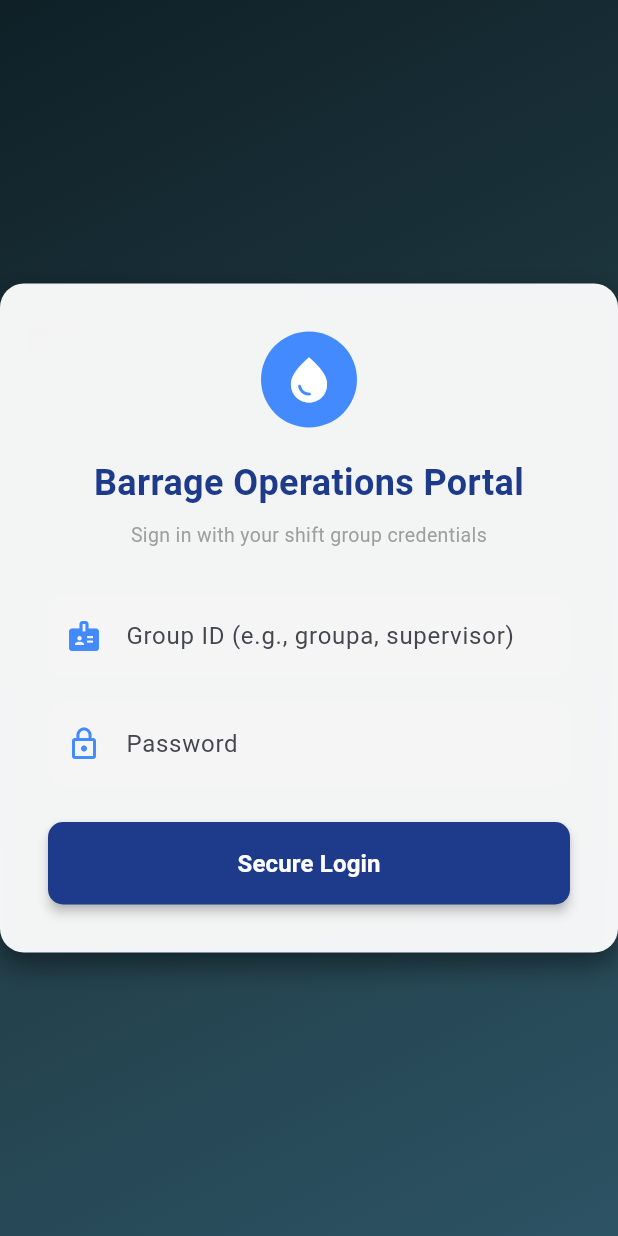
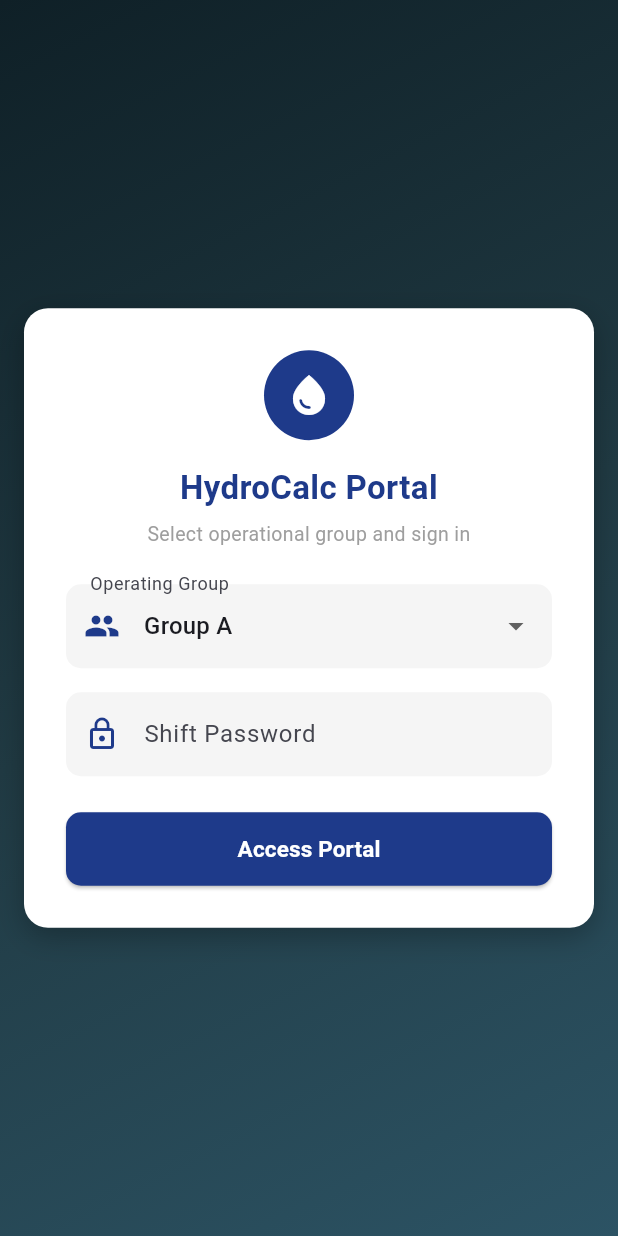
Before and after one commit to suraj9634/hydrocalc-web, a Flutter app: the screen it shows after launch, on a phone screen of 412 x 824 dp. Run offline on Flutter 3.47's test engine with Material 3 defaults, Android fonts, the phone set to English and light mode, and no system bars; our stand-ins replace cloud_firestore, firebase_auth, firebase_core, fl_chart, shared_preferences; missing offline and left inert: dart:html; accounts and stored records are empty.

Commit message:
Implement Firebase Auth in login screen

```diff
--- a/lib/screens/login_screen.dart
+++ b/lib/screens/login_screen.dart
@@ -1,5 +1,6 @@
 import 'package:flutter/material.dart';
-import 'home_screen.dart'; // Make sure this points to your home page file
+import 'package:firebase_auth/firebase_auth.dart';
+import 'home_screen.dart';
 
 class LoginScreen extends StatefulWidget {
   const LoginScreen({super.key});
@@ -9,64 +10,74 @@ class LoginScreen extends StatefulWidget {
 }
 
 class _LoginScreenState extends State<LoginScreen> {
-  final _idController = TextEditingController();
   final _passController = TextEditingController();
+  final FirebaseAuth _auth = FirebaseAuth.instance;
 
+  String _selectedGroup = 'Group A';
   bool _isLoading = false;
   String _errorMessage = '';
 
-  final Map<String, String> _shiftCredentials = {
-    "supervisor": "admin123",
-    "groupa": "a123",
-    "groupb": "b123",
-    "groupc": "c123",
-    "groupd": "d123",
+  // Maps clean UI labels to internal Firebase Auth user emails
+  final Map<String, String> _groupEmails = {
+    'Supervisor': 'supervisor@hydrocalc.local',
+    'Group A': 'groupa@hydrocalc.local',
+    'Group B': 'groupb@hydrocalc.local',
+    'Group C': 'groupc@hydrocalc.local',
+    'Group D': 'groupd@hydrocalc.local',
   };
 
-  void _handleLogin() {
+  @override
+  void dispose() {
+    _passController.dispose();
+    super.dispose();
+  }
+
+  Future<void> _handleLogin() async {
     setState(() {
       _isLoading = true;
       _errorMessage = '';
     });
 
-    Future.delayed(const Duration(milliseconds: 800), () {
-      final username = _idController.text.trim().toLowerCase();
+    final email = _groupEmails[_selectedGroup]!;
     final password = _passController.text.trim();
 
-      bool isAuthenticated = false;
-      String userRole = '';
+    try {
+      await _auth.signInWithEmailAndPassword(
+        email: email,
+        password: password,
+      );
 
-      if (_shiftCredentials.containsKey(username) && _shiftCredentials[username] == password) {
-        isAuthenticated = true;
-        if (username == "supervisor") {
-          userRole = "Supervisor";
-        // ignore: curly_braces_in_flow_control_structures
-        // ignore: curly_braces_in_flow_control_structures
-        // ignore: curly_braces_in_flow_control_structures
-        } else if (username == "groupa") userRole = "Group A";
-        // ignore: curly_braces_in_flow_control_structures
-        else if (username == "groupb") userRole = "Group B";
-        // ignore: curly_braces_in_flow_control_structures
-        else if (username == "groupc") userRole = "Group C";
-        else if (username == "groupd") userRole = "Group D";
-      }
+      if (!mounted) return;
 
-      if (isAuthenticated) {
-        // Routes straight to your Home Page
+      // Navigate to HomePage and forward the authenticated shift label
       Navigator.pushReplacement(
         context,
         MaterialPageRoute(
-            builder: (context) => const HomePage(),
+          builder: (context) => HomePage(currentRole: _selectedGroup),
         ),
       );
+    } on FirebaseAuthException catch (e) {
+      setState(() {
+        if (e.code == 'wrong-password' || e.code == 'invalid-credential') {
+          _errorMessage = 'Incorrect password for $_selectedGroup.';
+        } else if (e.code == 'user-not-found') {
+          _errorMessage = 'User not configured in Firebase Console.';
+        } else if (e.code == 'network-request-failed') {
+          _errorMessage = 'Network connection failed. Check your internet.';
         } else {
-        setState(() {
-          _errorMessage = 'Invalid Group ID or Password. Please try again.';
-          _isLoading = false;
-        });
+          _errorMessage = e.message ?? 'Authentication failed.';
         }
       });
-  } // <-- Added the missing closing brace here for _handleLogin()
+    } catch (_) {
+      setState(() {
+        _errorMessage = 'An unexpected error occurred. Please try again.';
+      });
+    } finally {
+      if (mounted) {
+        setState(() => _isLoading = false);
+      }
+    }
+  }
 
   @override
   Widget build(BuildContext context) {
@@ -82,16 +93,17 @@ class _LoginScreenState extends State<LoginScreen> {
         child: Center(
           child: SingleChildScrollView(
             child: Container(
-              width: 420,
-              padding: const EdgeInsets.all(32.0),
+              width: 400,
+              padding: const EdgeInsets.all(28.0),
+              margin: const EdgeInsets.symmetric(horizontal: 16),
               decoration: BoxDecoration(
-                color: Colors.white.withValues(alpha: 0.95),
+                color: Colors.white,
                 borderRadius: BorderRadius.circular(16.0),
                 boxShadow: const [
                   BoxShadow(
-                    color: Colors.black45,
-                    blurRadius: 15,
-                    offset: Offset(0, 8),
+                    color: Colors.black26,
+                    blurRadius: 16,
+                    offset: Offset(0, 6),
                   ),
                 ],
               ),
@@ -99,70 +111,72 @@ class _LoginScreenState extends State<LoginScreen> {
                 mainAxisSize: MainAxisSize.min,
                 crossAxisAlignment: CrossAxisAlignment.stretch,
                 children: [
-                  const Center(
-                    child: CircleAvatar(
-                      radius: 32,
-                      backgroundColor: Colors.blueAccent,
-                      child: Icon(Icons.water_drop, size: 36, color: Colors.white),
+                  const CircleAvatar(
+                    radius: 30,
+                    backgroundColor: Color(0xFF1E3A8A),
+                    child: Icon(Icons.water_drop, size: 32, color: Colors.white),
                   ),
-                  ),
-                  const SizedBox(height: 20),
+                  const SizedBox(height: 16),
                   const Text(
-                    "Barrage Operations Portal",
+                    "HydroCalc Portal",
                     textAlign: TextAlign.center,
                     style: TextStyle(
-                      fontSize: 24,
+                      fontSize: 22,
                       fontWeight: FontWeight.bold,
                       color: Color(0xFF1E3A8A),
                     ),
                   ),
-                  const SizedBox(height: 8),
+                  const SizedBox(height: 6),
                   const Text(
-                    "Sign in with your shift group credentials",
+                    "Select operational group and sign in",
                     textAlign: TextAlign.center,
                     style: TextStyle(color: Colors.grey, fontSize: 13),
                   ),
-                  const SizedBox(height: 30),
-                  TextField(
-                    controller: _idController,
+                  const SizedBox(height: 24),
+                  DropdownButtonFormField<String>(
+                    value: _selectedGroup,
                     decoration: InputDecoration(
-                      labelText: "Group ID (e.g., groupa, supervisor)",
+                      labelText: "Operating Group",
                       filled: true,
                       fillColor: Colors.grey[100],
+                      prefixIcon: const Icon(Icons.group, color: Color(0xFF1E3A8A)),
                       border: OutlineInputBorder(
                         borderRadius: BorderRadius.circular(10),
                         borderSide: BorderSide.none,
                       ),
-                      prefixIcon: const Icon(Icons.badge, color: Colors.blueAccent),
                     ),
+                    items: _groupEmails.keys.map((group) {
+                      return DropdownMenuItem(value: group, child: Text(group));
+                    }).toList(),
+                    onChanged: (val) {
+                      if (val != null) setState(() => _selectedGroup = val);
+                    },
                   ),
                   const SizedBox(height: 16),
                   TextField(
                     controller: _passController,
                     obscureText: true,
+                    onSubmitted: (_) => _handleLogin(),
                     decoration: InputDecoration(
-                      labelText: "Password",
+                      labelText: "Shift Password",
                       filled: true,
                       fillColor: Colors.grey[100],
+                      prefixIcon: const Icon(Icons.lock_outline, color: Color(0xFF1E3A8A)),
                       border: OutlineInputBorder(
                         borderRadius: BorderRadius.circular(10),
                         borderSide: BorderSide.none,
                       ),
-                      prefixIcon: const Icon(Icons.lock_outline, color: Colors.blueAccent),
                     ),
                   ),
                   if (_errorMessage.isNotEmpty) ...[
-                    const SizedBox(height: 14),
-                    Container(
-                      padding: const EdgeInsets.all(10),
-                      decoration: BoxDecoration(
-                        color: Colors.red[50],
-                        borderRadius: BorderRadius.circular(8),
-                      ),
-                      child: Text(
+                    const SizedBox(height: 12),
+                    Text(
                       _errorMessage,
-                        style: const TextStyle(color: Colors.red, fontSize: 13, fontWeight: FontWeight.w500),
                       textAlign: TextAlign.center,
+                      style: const TextStyle(
+                        color: Colors.red,
+                        fontSize: 13,
+                        fontWeight: FontWeight.w500,
                       ),
                     ),
                   ],
@@ -172,24 +186,23 @@ class _LoginScreenState extends State<LoginScreen> {
                     style: ElevatedButton.styleFrom(
                       backgroundColor: const Color(0xFF1E3A8A),
                       foregroundColor: Colors.white,
-                      padding: const EdgeInsets.symmetric(vertical: 16),
+                      padding: const EdgeInsets.symmetric(vertical: 14),
                       shape: RoundedRectangleBorder(
                         borderRadius: BorderRadius.circular(10),
                       ),
-                      elevation: 3,
                     ),
                     child: _isLoading
                         ? const SizedBox(
-                            width: 20,
-                            height: 20,
+                            width: 18,
+                            height: 18,
                             child: CircularProgressIndicator(
                               color: Colors.white,
                               strokeWidth: 2,
                             ),
                           )
                         : const Text(
-                            "Secure Login",
-                            style: TextStyle(fontSize: 16, fontWeight: FontWeight.bold),
+                            "Access Portal",
+                            style: TextStyle(fontSize: 15, fontWeight: FontWeight.bold),
                           ),
                   ),
                 ],
```
Lines whose indentation alone changed are shown as unchanged.
